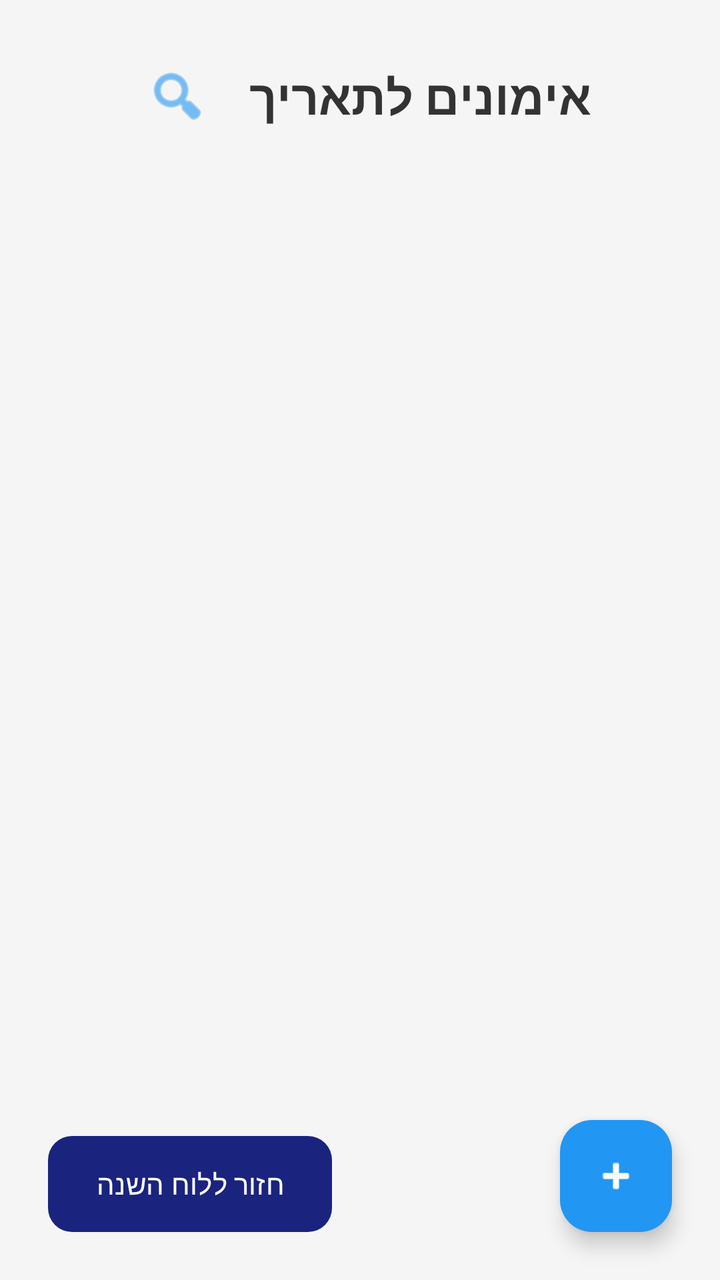
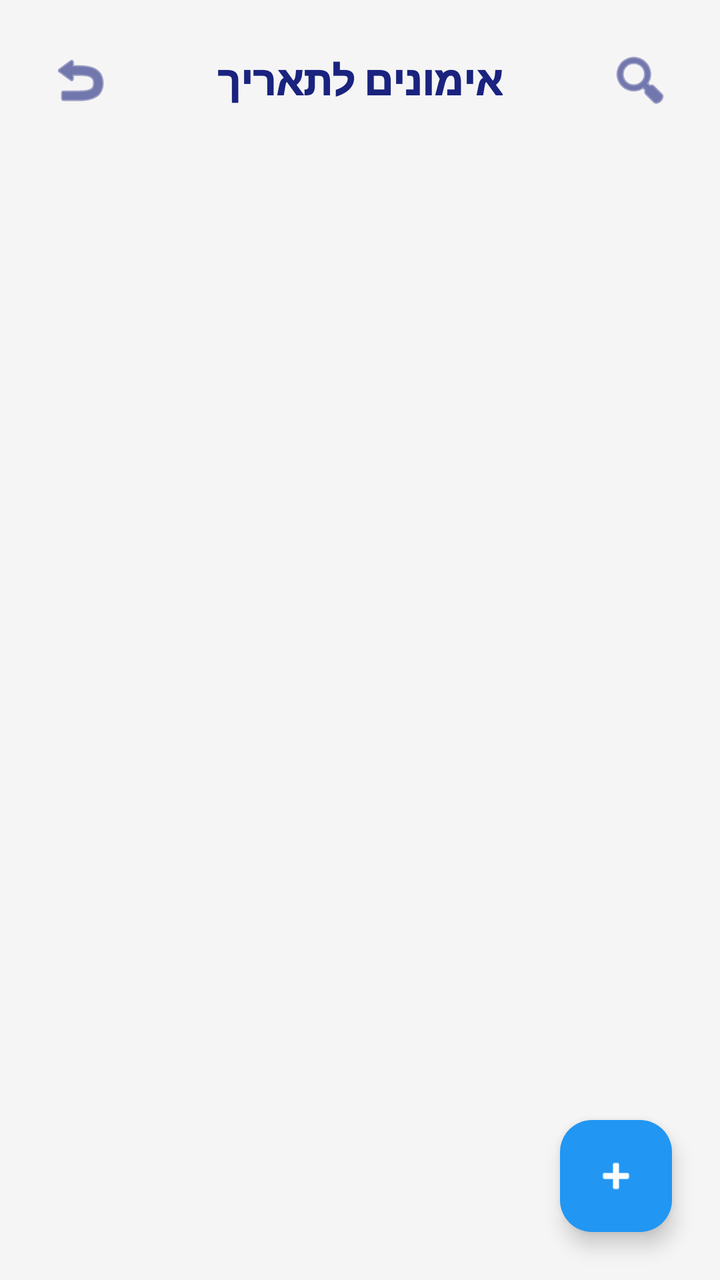

Two renders of the same Android screen: before a commit and after it. Below are the layout's source before the change and the commit's diff.
<!-- AndroidManifest.xml: application theme Theme.Gym_calender10 -->
<!-- res/layout/activity_plan_day.xml -->
<?xml version="1.0" encoding="utf-8"?>
<androidx.constraintlayout.widget.ConstraintLayout xmlns:android="http://schemas.android.com/apk/res/android"
    xmlns:app="http://schemas.android.com/apk/res-auto"
    xmlns:tools="http://schemas.android.com/tools"
    android:layout_width="match_parent"
    android:layout_height="match_parent"
    android:background="#F5F5F5"
    tools:context=".Plan_day">

    <LinearLayout
        android:id="@+id/headerLayout"
        android:layout_width="wrap_content"
        android:layout_height="wrap_content"
        android:layout_marginTop="24dp"
        android:gravity="center_vertical"
        android:orientation="horizontal"
        app:layout_constraintEnd_toEndOf="parent"
        app:layout_constraintStart_toStartOf="parent"
        app:layout_constraintTop_toTopOf="parent">

        <ImageButton
            android:id="@+id/btnSearchDate"
            android:layout_width="48dp"
            android:layout_height="48dp"
            android:background="?attr/selectableItemBackgroundBorderless"
            android:contentDescription="חיפוש לפי תאריך"
            android:src="@android:drawable/ic_menu_search"
            app:tint="#2196F3" />

        <TextView
            android:id="@+id/tvDateTitle"
            android:layout_width="wrap_content"
            android:layout_height="wrap_content"
            android:layout_marginStart="12dp"
            android:text="אימונים לתאריך"
            android:textColor="#333333"
            android:textSize="24sp"
            android:textStyle="bold" />
    </LinearLayout>

    <TextView
        android:id="@+id/tvEmptyState"
        android:layout_width="wrap_content"
        android:layout_height="wrap_content"
        android:text="אין אימונים מתוכננים להיום.\nלחץ על ה- + כדי להוסיף!"
        android:textAlignment="center"
        android:textColor="#9E9E9E"
        android:textSize="16sp"
        android:visibility="gone"
        app:layout_constraintBottom_toBottomOf="parent"
        app:layout_constraintEnd_toEndOf="parent"
        app:layout_constraintStart_toStartOf="parent"
        app:layout_constraintTop_toTopOf="parent" />

    <androidx.recyclerview.widget.RecyclerView
        android:id="@+id/rvPlans"
        android:layout_width="match_parent"
        android:layout_height="0dp"
        android:layout_marginTop="16dp"
        android:clipToPadding="false"
        android:paddingBottom="80dp"
        app:layout_constraintBottom_toBottomOf="parent"
        app:layout_constraintTop_toBottomOf="@id/headerLayout" />

    <com.google.android.material.floatingactionbutton.FloatingActionButton
        android:id="@+id/fabAddPlan"
        android:layout_width="wrap_content"
        android:layout_height="wrap_content"
        android:layout_margin="24dp"
        android:src="@android:drawable/ic_input_add"
        app:backgroundTint="#2196F3"
        app:layout_constraintBottom_toBottomOf="parent"
        app:layout_constraintEnd_toEndOf="parent"
        app:tint="#FFFFFF" />

    <Button
        android:id="@+id/btnBackTocalender"
        android:layout_width="wrap_content"
        android:layout_height="wrap_content"
        android:layout_margin="24dp"
        android:text="חזור ללוח השנה"
        app:layout_constraintBottom_toBottomOf="parent"
        app:layout_constraintStart_toStartOf="parent" />

</androidx.constraintlayout.widget.ConstraintLayout>
<!-- resources referenced by this layout -->
<resources>
  <style name="Theme.Gym_calender10" parent="Theme.Material3.Light.NoActionBar">
          
          <item name="colorPrimary">@color/primaryColor</item>
          <item name="colorPrimaryVariant">@color/primaryDarkColor</item>
          <item name="colorOnPrimary">@color/whiteTextColor</item>
  
          
          <item name="colorSecondary">@color/secondaryColor</item>
          <item name="colorSecondaryVariant">@color/secondaryDarkColor</item>
          <item name="colorOnSecondary">@color/whiteTextColor</item>
  
          
          <item name="android:statusBarColor">@color/primaryDarkColor</item>
  
          
          <item name="android:windowBackground">@color/backgroundColor</item>
          <item name="colorSurface">@color/surfaceColor</item>
          <item name="colorOnSurface">@color/primaryTextColor</item>
  
          
          <item name="materialButtonStyle">@style/AppButton</item>
          <item name="textInputStyle">@style/AppTextInputLayout</item>
          <item name="materialCardViewStyle">@style/AppCard</item>
  
          <item name="bottomSheetDialogTheme">@style/AppBottomSheetDialogTheme</item>
      </style>
  <color name="primaryColor">#1A237E</color>
  <color name="primaryDarkColor">#000051</color>
  <color name="whiteTextColor">#FFFFFF</color>
  <color name="secondaryColor">#E65100</color>
  <color name="secondaryDarkColor">#BF360C</color>
  <color name="backgroundColor">#F8F9FA</color>
  <color name="surfaceColor">#FFFFFF</color>
  <color name="primaryTextColor">#121212</color>
  <style name="AppButton" parent="Widget.Material3.Button">
          <item name="android:insetTop">0dp</item>
          <item name="android:insetBottom">0dp</item>
          <item name="shapeAppearance">@style/ShapeAppearance.App.MediumComponent</item>
      </style>
  <style name="AppTextInputLayout" parent="Widget.Material3.TextInputLayout.OutlinedBox">
          <item name="boxStrokeColor">@color/primaryColor</item>
          <item name="boxCornerRadiusTopStart">8dp</item>
          <item name="boxCornerRadiusTopEnd">8dp</item>
          <item name="boxCornerRadiusBottomStart">8dp</item>
          <item name="boxCornerRadiusBottomEnd">8dp</item>
      </style>
  <style name="AppCard" parent="Widget.Material3.CardView.Elevated">
          <item name="cardBackgroundColor">@color/cardBackground</item>
          <item name="cardElevation">4dp</item>
          <item name="cardCornerRadius">16dp</item>
          <item name="shapeAppearance">@style/ShapeAppearance.App.MediumComponent</item>
      </style>
  <style name="AppBottomSheetDialogTheme" parent="Theme.Design.Light.BottomSheetDialog">
          <item name="bottomSheetStyle">@style/AppBottomSheetStyle</item>
      </style>
  <style name="ShapeAppearance.App.MediumComponent" parent="ShapeAppearance.Material3.MediumComponent">
          <item name="cornerFamily">rounded</item>
          <item name="cornerSize">12dp</item>
      </style>
  <color name="cardBackground">#FFFFFF</color>
  <style name="AppBottomSheetStyle" parent="Widget.Design.BottomSheet.Modal">
          <item name="android:background">@android:color/transparent</item>
      </style>
</resources>

<!-- the commit's change to res/layout/activity_plan_day.xml (unified diff, before → after) -->
@@ -7,36 +7,43 @@
     android:background="#F5F5F5"
     tools:context=".Plan_day">
 
-    <LinearLayout
-        android:id="@+id/headerLayout"
-        android:layout_width="wrap_content"
+    <FrameLayout
+        android:id="@+id/topBar"
+        android:layout_width="match_parent"
         android:layout_height="wrap_content"
-        android:layout_marginTop="24dp"
-        android:gravity="center_vertical"
-        android:orientation="horizontal"
-        app:layout_constraintEnd_toEndOf="parent"
-        app:layout_constraintStart_toStartOf="parent"
+        android:padding="16dp"
         app:layout_constraintTop_toTopOf="parent">
+
+        <ImageButton
+            android:id="@+id/btnBack"
+            android:layout_width="48dp"
+            android:layout_height="48dp"
+            android:layout_gravity="start|center_vertical"
+            android:background="?attr/selectableItemBackgroundBorderless"
+            android:src="@android:drawable/ic_menu_revert"
+            app:tint="@color/primaryColor"
+            android:contentDescription="חזרה" />
+
+        <TextView
+            android:id="@+id/tvDateTitle"
+            android:layout_width="wrap_content"
+            android:layout_height="wrap_content"
+            android:layout_gravity="center"
+            android:text="אימונים לתאריך"
+            android:textColor="@color/primaryColor"
+            android:textSize="20sp"
+            android:fontFamily="sans-serif-black" />
 
         <ImageButton
             android:id="@+id/btnSearchDate"
             android:layout_width="48dp"
             android:layout_height="48dp"
+            android:layout_gravity="end|center_vertical"
             android:background="?attr/selectableItemBackgroundBorderless"
             android:contentDescription="חיפוש לפי תאריך"
             android:src="@android:drawable/ic_menu_search"
-            app:tint="#2196F3" />
-
-        <TextView
-            android:id="@+id/tvDateTitle"
-            android:layout_width="wrap_content"
-            android:layout_height="wrap_content"
-            android:layout_marginStart="12dp"
-            android:text="אימונים לתאריך"
-            android:textColor="#333333"
-            android:textSize="24sp"
-            android:textStyle="bold" />
-    </LinearLayout>
+            app:tint="@color/primaryColor" />
+    </FrameLayout>
 
     <TextView
         android:id="@+id/tvEmptyState"
@@ -60,7 +67,7 @@
         android:clipToPadding="false"
         android:paddingBottom="80dp"
         app:layout_constraintBottom_toBottomOf="parent"
-        app:layout_constraintTop_toBottomOf="@id/headerLayout" />
+        app:layout_constraintTop_toBottomOf="@id/topBar" />
 
     <com.google.android.material.floatingactionbutton.FloatingActionButton
         android:id="@+id/fabAddPlan"
@@ -73,13 +80,4 @@
         app:layout_constraintEnd_toEndOf="parent"
         app:tint="#FFFFFF" />
 
-    <Button
-        android:id="@+id/btnBackTocalender"
-        android:layout_width="wrap_content"
-        android:layout_height="wrap_content"
-        android:layout_margin="24dp"
-        android:text="חזור ללוח השנה"
-        app:layout_constraintBottom_toBottomOf="parent"
-        app:layout_constraintStart_toStartOf="parent" />
-
 </androidx.constraintlayout.widget.ConstraintLayout>
